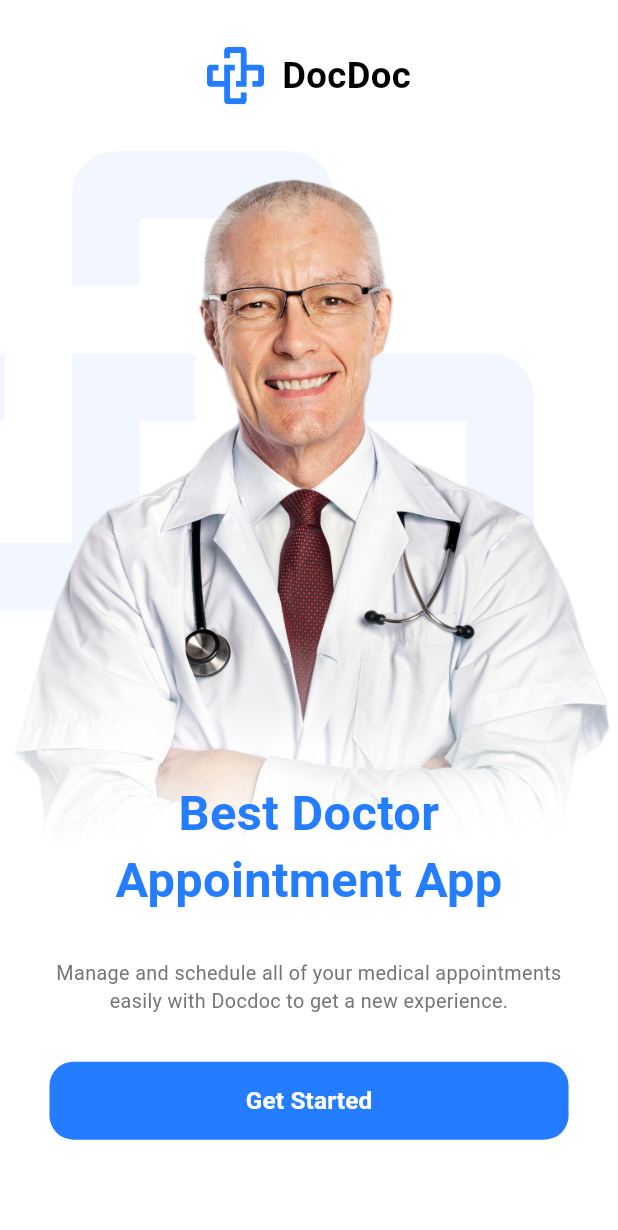
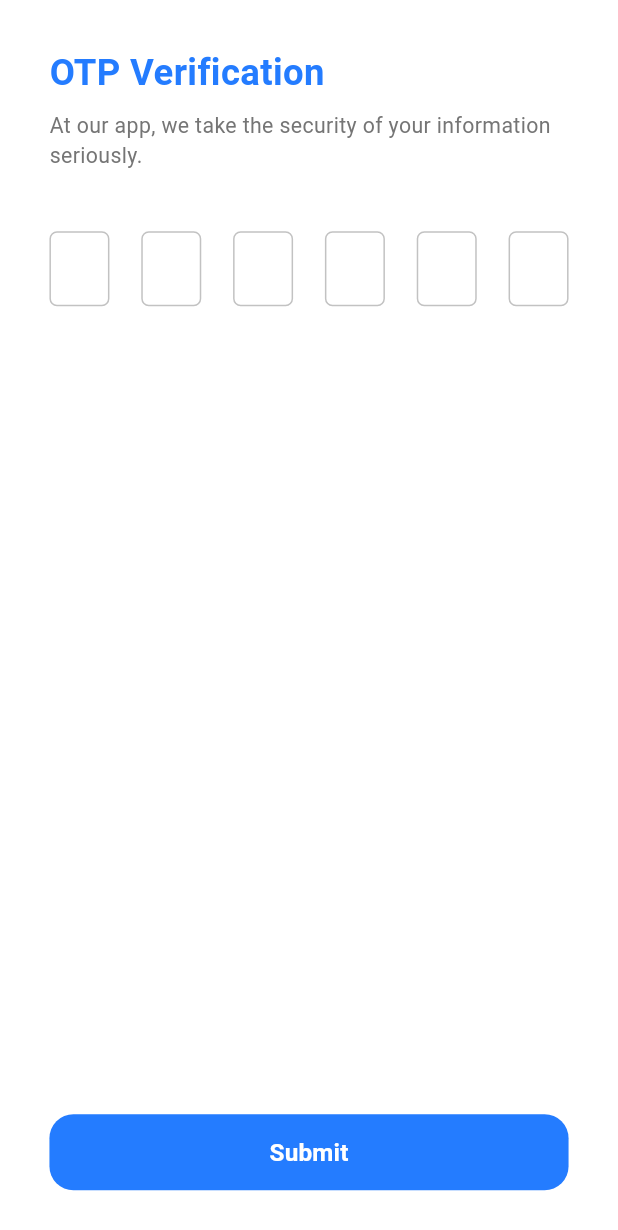
Before and after one commit to ahmedroa/Doctor-App, a Flutter app: the screen it shows after launch, on a phone screen of 412 x 824 dp. Shown: the top 1230 px of the screen. Run offline on Flutter 3.47's test engine with Material 3 defaults, Android fonts, the phone set to English and light mode, and no system bars; drawn by our look-alikes of pin_code_fields; our stand-ins replace dio, flutter_bloc, flutter_screenutil, flutter_svg, freezed_annotation, get_it and 2 more; generated files the repository leaves out were written again.

Commit message:
AddOtpVerification

```diff
--- a/lib/core/di/dependency_injection.dart
+++ b/lib/core/di/dependency_injection.dart
@@ -23,6 +23,7 @@ Future<void> setupGetIt() async {
   getIt.registerLazySingleton<SignupRepo>(() => SignupRepo(getIt()));
   getIt.registerFactory<SignupCubit>(() => SignupCubit(getIt()));
 
+// home
   // getIt.registerFactory(() => null) ==>> استخدام ام اكثر من مره وكل مره اطلع منه اةبجكت
   //  getIt.registerLazySingleton<SignupRepo>(() => SignupRepo(getIt()));
 }
--- a/lib/core/routing/app_router.dart
+++ b/lib/core/routing/app_router.dart
@@ -1,5 +1,6 @@
 import 'package:doctor/core/di/dependency_injection.dart';
 import 'package:doctor/core/routing/routes.dart';
+import 'package:doctor/features/login/ui/forgotPassword.dart';
 import 'package:doctor/features/sign_up/logic/sign_up_cubit.dart';
 import 'package:doctor/features/sign_up/ui/sign_up_screen.dart';
 import 'package:flutter_bloc/flutter_bloc.dart';
@@ -32,10 +33,10 @@ class AppRouter {
             child: const SignupScreen(),
           ),
         );
-      // case Routes.homeScreen:
-      //   return MaterialPageRoute(
-      //     builder: (_) => const HomeScreen(),
-      //   );
+      case Routes.homeScreen:
+        return MaterialPageRoute(
+          builder: (_) => const ForgotPassword(),
+        );
       default:
         return MaterialPageRoute(
           builder: (_) => Scaffold(
--- a/lib/core/theming/widgets/app_text_form_field.dart
+++ b/lib/core/theming/widgets/app_text_form_field.dart
@@ -14,11 +14,13 @@ class AppTextFormField extends StatelessWidget {
   final bool? isObscureText;
   final Widget? suffixIcon;
   final Color? backgroundColor;
+  final TextInputType? keyboardType;
   final TextEditingController? controller;
   final Function(String?) validator;
 
   const AppTextFormField({
     super.key,
+    this.keyboardType,
     this.contentPadding,
     this.focusedBorder,
     this.enabledBorder,
@@ -35,6 +37,7 @@ class AppTextFormField extends StatelessWidget {
   @override
   Widget build(BuildContext context) {
     return TextFormField(
+      keyboardType: keyboardType,
       controller: controller,
       decoration: InputDecoration(
         isDense: true,
--- a/lib/doc_app.dart
+++ b/lib/doc_app.dart
@@ -1,5 +1,6 @@
 import 'package:doctor/core/routing/app_router.dart';
 import 'package:doctor/core/theming/colors.dart';
+import 'package:doctor/features/sign_up/ui/OTP_Verification.dart';
 import 'package:flutter/material.dart';
 
 import 'package:flutter_screenutil/flutter_screenutil.dart';
@@ -22,8 +23,9 @@ class DocApp extends StatelessWidget {
             scaffoldBackgroundColor: Colors.white,
           ),
           debugShowCheckedModeBanner: false,
-          initialRoute: Routes.onBoardingScreen,
-          onGenerateRoute: appRouter.generateRoute,
+          // initialRoute: Routes.onBoardingScreen,
+          // onGenerateRoute: appRouter.generateRoute,
+          home: const OtpVerification(),
         ));
   }
 }
--- /dev/null
+++ b/lib/features/sign_up/ui/OTP_Verification.dart
@@ -0,0 +1,81 @@
+import 'package:doctor/core/helpers/spacing.dart';
+import 'package:doctor/core/theming/colors.dart';
+import 'package:doctor/core/theming/styles.dart';
+import 'package:doctor/core/theming/widgets/app_text_button.dart';
+import 'package:flutter/material.dart';
+import 'package:flutter_screenutil/flutter_screenutil.dart';
+import 'package:pin_code_fields/pin_code_fields.dart';
+
+class OtpVerification extends StatelessWidget {
+  const OtpVerification({super.key});
+
+  @override
+  Widget build(BuildContext context) {
+    return Scaffold(
+      body: SafeArea(
+        child: Padding(
+          padding: EdgeInsets.symmetric(horizontal: 30.w, vertical: 30.h),
+          child: Column(
+            crossAxisAlignment: CrossAxisAlignment.start,
+            children: [
+              Text(
+                'OTP Verification',
+                style: TextStyles.font24BlueBold,
+              ),
+              verticalSpace(8),
+              Text(
+                'At our app, we take the security of your information seriously.',
+                style: TextStyles.font14GrayRegular,
+              ),
+              verticalSpace(40),
+              _buildPinCodeFields(context),
+              const Spacer(),
+              AppTextButton(
+                buttonText: "Submit",
+                textStyle: TextStyles.font16WhiteSemiBold,
+                onPressed: () {},
+              ),
+            ],
+          ),
+        ),
+      ),
+    );
+  }
+}
+
+Widget _buildPinCodeFields(BuildContext context) {
+  return Container(
+    child: PinCodeTextField(
+      appContext: context,
+      autoFocus: true,
+      cursorColor: Colors.black,
+      keyboardType: TextInputType.number,
+      length: 6,
+      obscureText: false,
+      animationType: AnimationType.scale,
+      pinTheme: PinTheme(
+        shape: PinCodeFieldShape.box,
+        borderRadius: BorderRadius.circular(5),
+        fieldHeight: 50,
+        fieldWidth: 40,
+        borderWidth: 1,
+        activeColor: ColorsManager.mainBlue,
+        inactiveColor: ColorsManager.lightGray,
+        inactiveFillColor: Colors.white,
+        activeFillColor: Colors.white,
+        selectedColor: ColorsManager.lightGray,
+        selectedFillColor: Colors.white,
+      ),
+      animationDuration: const Duration(milliseconds: 300),
+      backgroundColor: Colors.white,
+      enableActiveFill: true,
+      onCompleted: (submitedCode) {
+        // otpCode = submitedCode;
+        print("Completed");
+      },
+      onChanged: (value) {
+        print(value);
+      },
+    ),
+  );
+}
--- a/lib/features/sign_up/ui/widgets/sign_up_form.dart
+++ b/lib/features/sign_up/ui/widgets/sign_up_form.dart
@@ -62,6 +62,7 @@ class _SignupFormState extends State<SignupForm> {
           ),
           verticalSpace(18),
           AppTextFormField(
+            keyboardType: TextInputType.number,
             hintText: 'Phone number',
             validator: (value) {
               // if (value == null ||
@@ -74,6 +75,7 @@ class _SignupFormState extends State<SignupForm> {
           ),
           verticalSpace(18),
           AppTextFormField(
+            keyboardType: TextInputType.emailAddress,
             hintText: 'Email',
             validator: (value) {
               if (value == null ||
--- a/lib/main.dart
+++ b/lib/main.dart
@@ -5,6 +5,7 @@ import 'package:flutter/material.dart';
 
 void main() {
   setupGetIt();
+
   runApp(DocApp(
     appRouter: AppRouter(),
   ));
--- a/pubspec.yaml
+++ b/pubspec.yaml
@@ -72,6 +72,7 @@ dev_dependencies:
   flutter_svg: ^2.0.9
   # for adapting screen and font size.
   flutter_screenutil: ^5.9.0
+  pin_code_fields: ^8.0.1
 
 # For information on the generic Dart part of this file, see the
 # following page: https://dart.dev/tools/pub/pubspec
```
Also changed, not shown: pubspec.lock.
